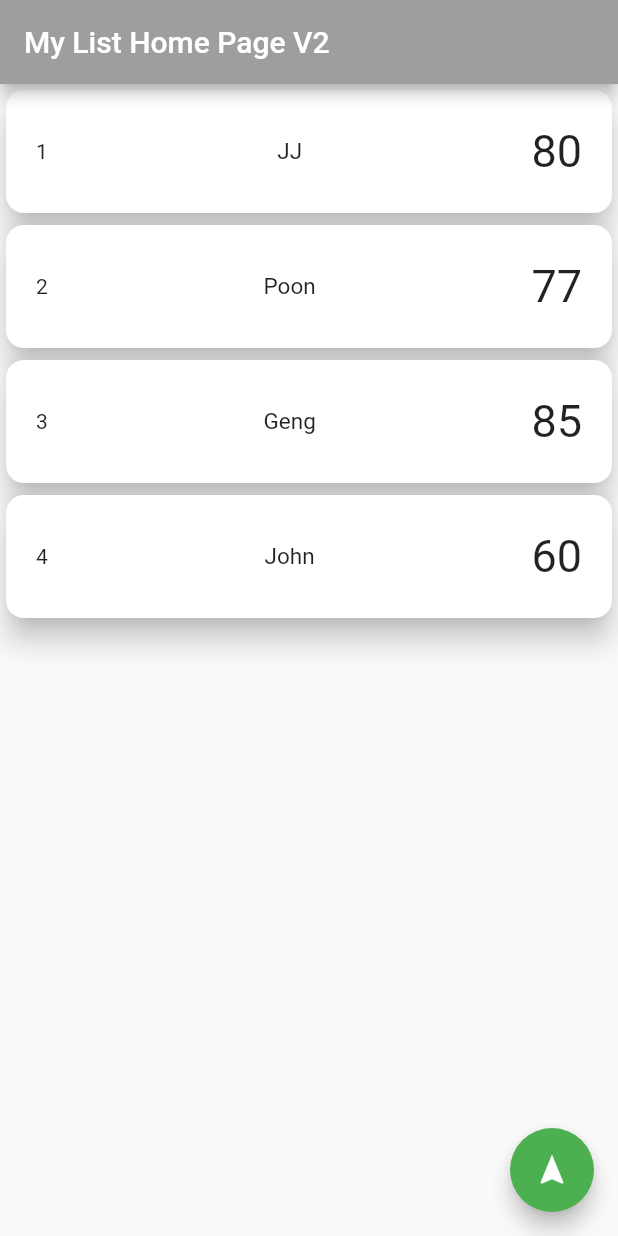
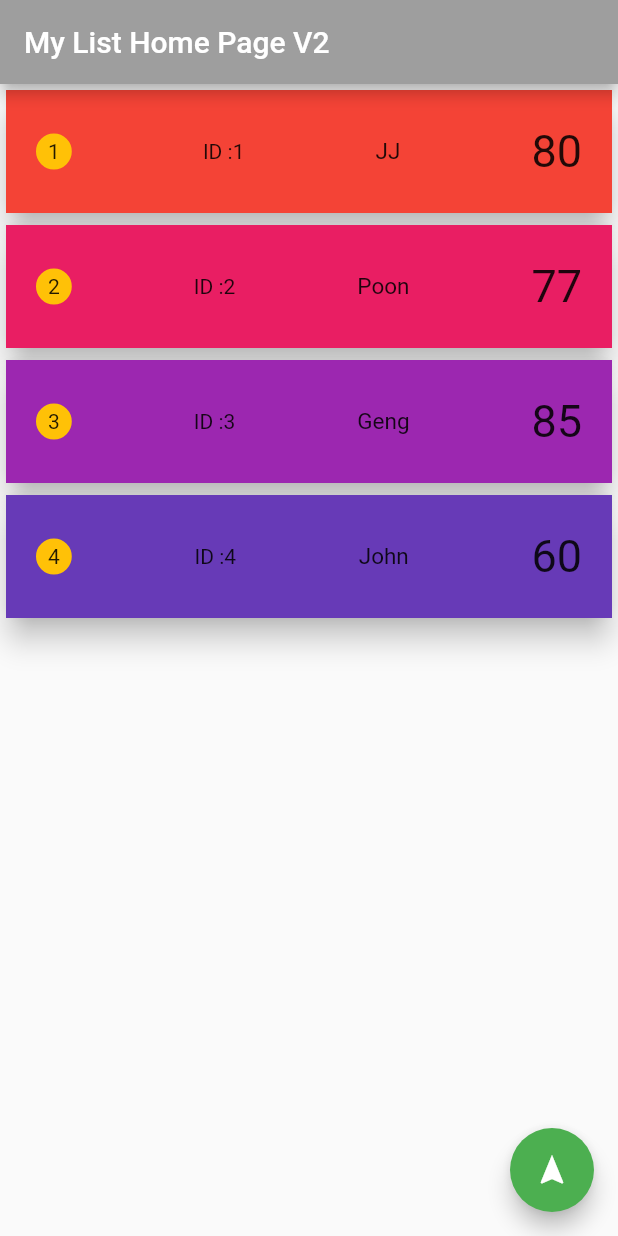
Before and after one commit to Fanhin/todolist-midterm, a Flutter app: the screen it shows after launch, on a phone screen of 412 x 824 dp. Run offline on Flutter 3.47's test engine with Material 2 defaults, Android fonts, the phone set to English and light mode, and no system bars; our stand-ins replace fluttertoast.

Commit message:
update 7

```diff
--- a/todolist/lib/home_pageV2.dart
+++ b/todolist/lib/home_pageV2.dart
@@ -42,11 +42,13 @@ class _MyHomePageState extends State<MyHomePage> {
                                 MaterialPageRoute(
                                     builder: (context) => SecondPage(
                                         stdList[index], index, stdList)));
-                            setState(() {
-                              stdList[index]['name'] = result['name'];
-                              stdList[index]['score'] = result['score'];
-                              print(result);
-                            });
+                            if (result != null) {
+                              setState(() {
+                                stdList[index]['name'] = result['name'];
+                                stdList[index]['score'] = result['score'];
+                                print(result);
+                              });
+                            }
                           },
                           child: Container(
                             height: 90,
@@ -57,13 +59,24 @@ class _MyHomePageState extends State<MyHomePage> {
                               ),
                               elevation: 8,
                               child: Container(
+                                color: Colors.primaries[index % Colors.primaries.length],
                                 child: Row(
                                   mainAxisAlignment:
                                       MainAxisAlignment.spaceBetween,
                                   children: <Widget>[
                                     Container(
                                       margin: EdgeInsets.fromLTRB(20, 0, 0, 0),
+                                      decoration: BoxDecoration(
+                                        color: Colors.amber,
+                                        shape: BoxShape.circle,
+                                        border: Border.all(color: Colors.amber,width: 8),
+
+                                      ),
                                       child: Text((index + 1).toString()),
+                                    ),
+                                    Container(
+                                      margin: EdgeInsets.fromLTRB(0, 0, 0, 0),
+                                      child: Text('ID :'+(index + 1).toString()),
                                     ),
                                     Container(
                                       child: Text(
--- a/todolist/lib/main.dart
+++ b/todolist/lib/main.dart
@@ -17,6 +17,7 @@ class MyApp extends StatelessWidget {
       home: MyHomePage(),
       theme: ThemeData(
         appBarTheme: AppBarTheme(color: Colors.grey)
+
       ),
       routes: {
         Routes.edit_page: (context) => EditPage(),
```
